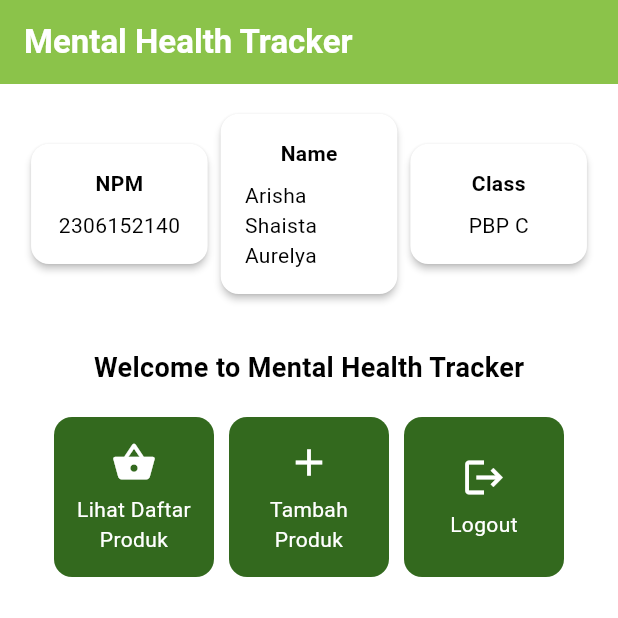
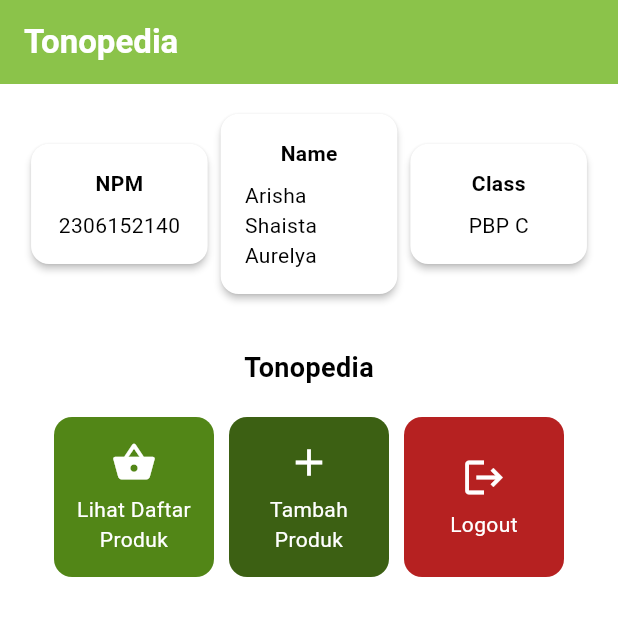
Before and after one commit to arishashaista/tonopedia_mobile, a Flutter app: the screen it shows after launch, on a phone screen of 412 x 824 dp, the top half of it. Run offline on Flutter 3.47's test engine with Material 3 defaults, Android fonts, the light colour scheme and no system bars.

Commit message:
Tugas 7 PBP

```diff
--- a/lib/menu.dart
+++ b/lib/menu.dart
@@ -11,6 +11,12 @@ class MyHomePage extends StatelessWidget {
     ItemHomepage("Logout", Icons.logout),
   ];
 
+  final List<Color> buttonColor = [
+    const Color.fromARGB(255, 82, 134, 23),
+    const Color.fromARGB(255, 60, 96, 19),
+    const Color.fromARGB(255, 182, 33, 33),
+  ];
+
   MyHomePage({super.key});
 
   @override
@@ -19,9 +25,8 @@ class MyHomePage extends StatelessWidget {
     return Scaffold(
       // AppBar adalah bagian atas halaman yang menampilkan judul.
       appBar: AppBar(
-        // Judul aplikasi "Mental Health Tracker" dengan teks putih dan tebal.
         title: const Text(
-          'Mental Health Tracker',
+          'Tonopedia',
           style: TextStyle(
             color: Colors.white,
             fontWeight: FontWeight.bold,
@@ -60,7 +65,7 @@ class MyHomePage extends StatelessWidget {
                   const Padding(
                     padding: EdgeInsets.only(top: 16.0),
                     child: Text(
-                      'Welcome to Mental Health Tracker',
+                      'Tonopedia',
                       style: TextStyle(
                         fontWeight: FontWeight.bold,
                         fontSize: 18.0,
@@ -69,20 +74,21 @@ class MyHomePage extends StatelessWidget {
                   ),
 
                   // Grid untuk menampilkan ItemCard dalam bentuk grid 3 kolom.
-                  GridView.count(
-                    primary: true,
-                    padding: const EdgeInsets.all(20),
-                    crossAxisSpacing: 10,
-                    mainAxisSpacing: 10,
-                    crossAxisCount: 3,
-                    // Agar grid menyesuaikan tinggi kontennya.
-                    shrinkWrap: true,
-
-                    // Menampilkan ItemCard untuk setiap item dalam list items.
-                    children: items.map((ItemHomepage item) {
-                      return ItemCard(item);
-                    }).toList(),
-                  ),
+                  GridView.builder(
+                      primary: true,
+                      padding: const EdgeInsets.all(20),
+                      gridDelegate:
+                          const SliverGridDelegateWithFixedCrossAxisCount(
+                        crossAxisCount: 3,
+                        crossAxisSpacing: 10,
+                        mainAxisSpacing: 10,
+                      ),
+                      shrinkWrap: true,
+                      itemCount: items.length,
+                      itemBuilder: (context, index) {
+                        return ItemCard(
+                            item: items[index], color: buttonColor[index]);
+                      }),
                 ],
               ),
             ),
@@ -131,14 +137,15 @@ class ItemCard extends StatelessWidget {
   // Menampilkan kartu dengan ikon dan nama.
 
   final ItemHomepage item;
+  final Color color;
 
-  const ItemCard(this.item, {super.key});
+  const ItemCard({super.key, required this.item, required this.color});
 
   @override
   Widget build(BuildContext context) {
     return Material(
       // Menentukan warna latar belakang dari tema aplikasi.
-      color: Theme.of(context).colorScheme.secondary,
+      color: color,
       // Membuat sudut kartu melengkung.
       borderRadius: BorderRadius.circular(12),
 
```
Also changed, not shown: 1 other file.
